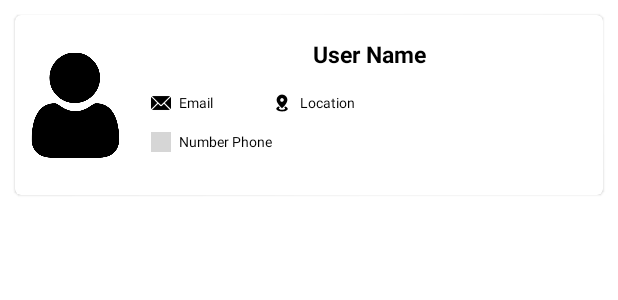
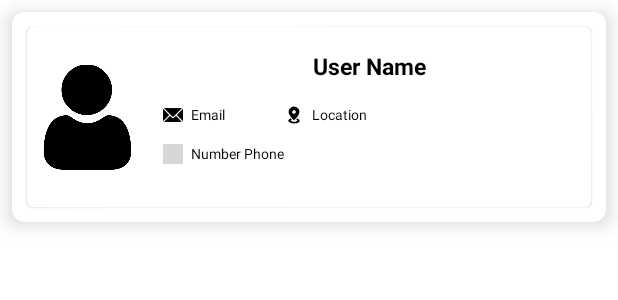
Before and after one commit to amrizal94/my_drivers, an Android app: the layout driver_layout.xml on its own in the app's theme, with its tools: preview values and no code run, on a phone screen of 412 x 824 dp. Shown: the top 300 px of the screen. Run offline under Robolectric (Android 15) with nearby library versions, the phone set to English and light mode, and no system bars; grey boxes are pictures that could not be loaded.

Commit message:
get data from select card view

```diff
--- a/app/src/main/java/com/example/mydrivers/Activities/MainActivity.java
+++ b/app/src/main/java/com/example/mydrivers/Activities/MainActivity.java
@@ -40,7 +40,7 @@ public class  MainActivity extends AppCompatActivity {
     private FirebaseFirestore firestore;
     private String currentUserId, address;
     private LocationViewModel locationViewModel;
-    ActivityMainBinding binding;
+    public ActivityMainBinding binding;
     LocationManager locationManager;
     LocationListener locationListener;
 
--- a/app/src/main/res/layout/driver_layout.xml
+++ b/app/src/main/res/layout/driver_layout.xml
@@ -1,8 +1,14 @@
 <?xml version="1.0" encoding="utf-8"?>
-<LinearLayout xmlns:android="http://schemas.android.com/apk/res/android"
-             android:layout_width="wrap_content"
-             android:orientation="vertical"
-             android:layout_height="wrap_content">
+<androidx.cardview.widget.CardView xmlns:android="http://schemas.android.com/apk/res/android"
+    android:layout_width="match_parent"
+    xmlns:app="http://schemas.android.com/apk/res-auto"
+    app:cardElevation="8dp"
+    app:cardCornerRadius="8dp"
+    android:layout_margin="8dp"
+    android:orientation="vertical"
+    android:id="@+id/main_container"
+    android:layout_height="wrap_content">
+
     <com.google.android.material.card.MaterialCardView
         android:layout_width="match_parent"
         android:layout_height="@dimen/_120sdp"
@@ -138,4 +144,4 @@
             </RelativeLayout>
         </LinearLayout>
     </com.google.android.material.card.MaterialCardView>
-</LinearLayout>
+</androidx.cardview.widget.CardView>
```
Also changed, not shown: app/src/main/java/com/example/mydrivers/Adapter/driverInfoAdapter.java (+13 -1 lines), app/src/main/java/com/example/mydrivers/Fragments/PilotFragment.java (+38 -59 lines), app/src/main/java/com/example/mydrivers/SelectListener.java (added, +7 -0 lines).
